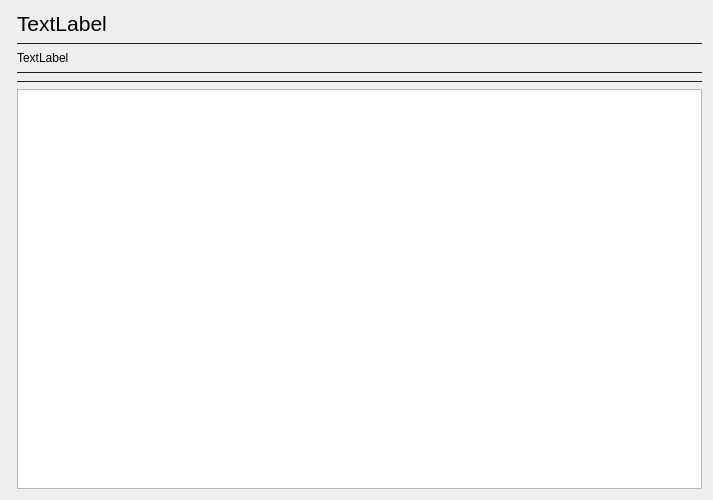
This is src/LicenceTemplatesSettingsPage.ui in nedrysoft/dmgee as Qt 5 draws it before an edit. The edited form follows.
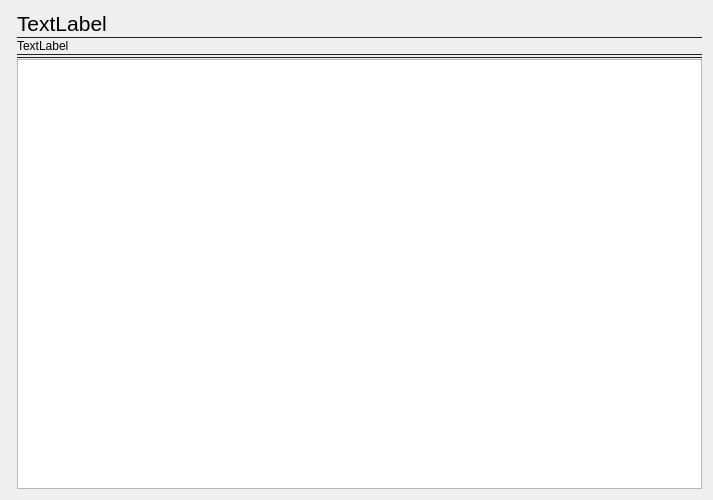
This is the edited form. Custom widgets are drawn as their Qt base class.

The edit to the form file:
```diff
--- a/src/LicenceTemplatesSettingsPage.ui
+++ b/src/LicenceTemplatesSettingsPage.ui
@@ -36,6 +36,28 @@
     <widget class="Nedrysoft::ThemedOutlineView" name="outlineView" native="true"/>
    </item>
    <item row="0" column="1">
+    <widget class="QStackedWidget" name="licenseDetailsWidget">
+     <widget class="QWidget" name="chooseALicensePage">
+      <layout class="QGridLayout" name="gridLayout_2">
+       <property name="leftMargin">
+        <number>0</number>
+       </property>
+       <property name="topMargin">
+        <number>0</number>
+       </property>
+       <property name="rightMargin">
+        <number>0</number>
+       </property>
+       <property name="bottomMargin">
+        <number>0</number>
+       </property>
+       <property name="horizontalSpacing">
+        <number>0</number>
+       </property>
+       <property name="verticalSpacing">
+        <number>4</number>
+       </property>
+       <item row="0" column="0">
     <layout class="QVBoxLayout" name="verticalLayout" stretch="0,0,0,0,0,0,1">
      <property name="sizeConstraint">
       <enum>QLayout::SetDefaultConstraint</enum>
@@ -122,6 +144,10 @@
       </widget>
      </item>
     </layout>
+       </item>
+      </layout>
+     </widget>
+    </widget>
    </item>
   </layout>
  </widget>
```
Lines whose indentation alone changed are shown as unchanged.
